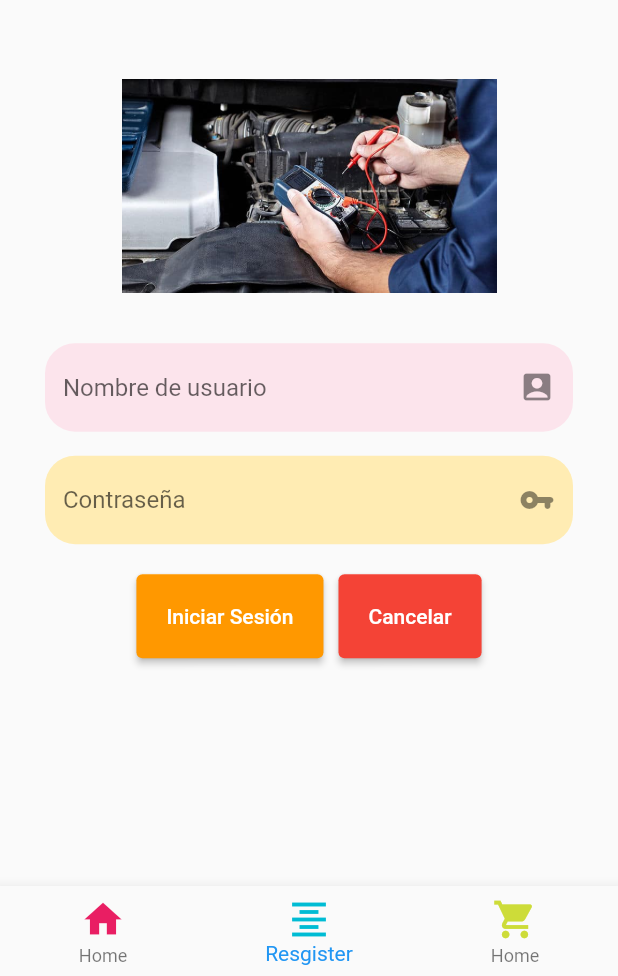
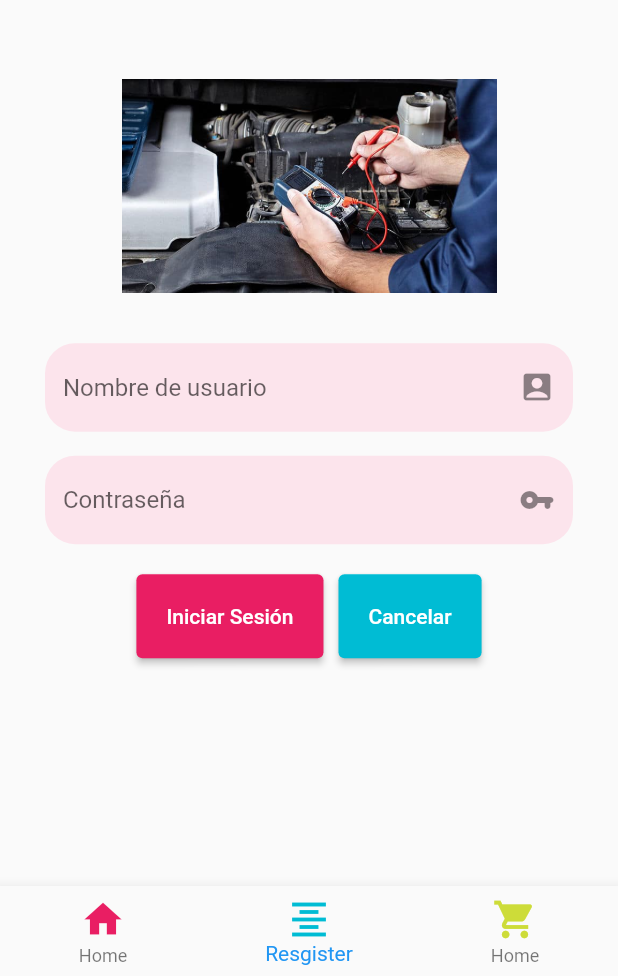
Before and after one commit to CamilaVS/Burguer_7, a Flutter app: the screen it shows after launch, item 2 of the bottom bar chosen, on a phone screen of 412 x 824 dp, the part 260-1236 px from its top. Run offline on Flutter 3.47's test engine with Material 2 defaults, Android fonts, the phone set to English and light mode, and no system bars.

```diff
--- a/lib/pages/second_pages.dart
+++ b/lib/pages/second_pages.dart
@@ -74,7 +74,7 @@ class SecondPage extends StatelessWidget {
                     TextField(
                       decoration: InputDecoration(
                         filled: true,
-                        fillColor: Colors.amber.shade100,
+                        fillColor: Colors.pink.shade50,
                         border: OutlineInputBorder(
                           borderRadius: BorderRadius.circular(20),
                           borderSide: BorderSide.none,
@@ -92,7 +92,7 @@ class SecondPage extends StatelessWidget {
                         ElevatedButton(
                             style: ElevatedButton.styleFrom(
                               padding: EdgeInsets.all(20.0),
-                              primary: Colors.orange,
+                              primary: Colors.pink,
                             ),
                             child: Text('Iniciar Sesión'),
                             onPressed: () {}), // Botón Login
@@ -102,7 +102,7 @@ class SecondPage extends StatelessWidget {
                         ElevatedButton(
                             style: ElevatedButton.styleFrom(
                               padding: EdgeInsets.all(20.0),
-                              primary: Colors.red,
+                              primary: Colors.cyan,
                             ),
                             child: Text('Cancelar'),
                             onPressed: () {}), // Botón Login
```
Also changed, not shown: 1 other file.
